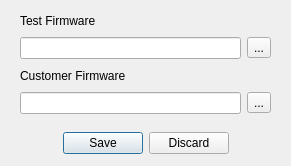
Before: the Qt Designer form flashSetForm.ui in wangyixu12/Esp32DownloadTools, drawn with Qt 5.
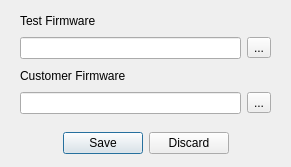
After: the same form once the commit is applied.

```diff
--- a/flashSetForm.ui
+++ b/flashSetForm.ui
@@ -7,7 +7,7 @@
     <x>0</x>
     <y>0</y>
     <width>291</width>
-    <height>166</height>
+    <height>167</height>
    </rect>
   </property>
   <property name="windowTitle">
```
